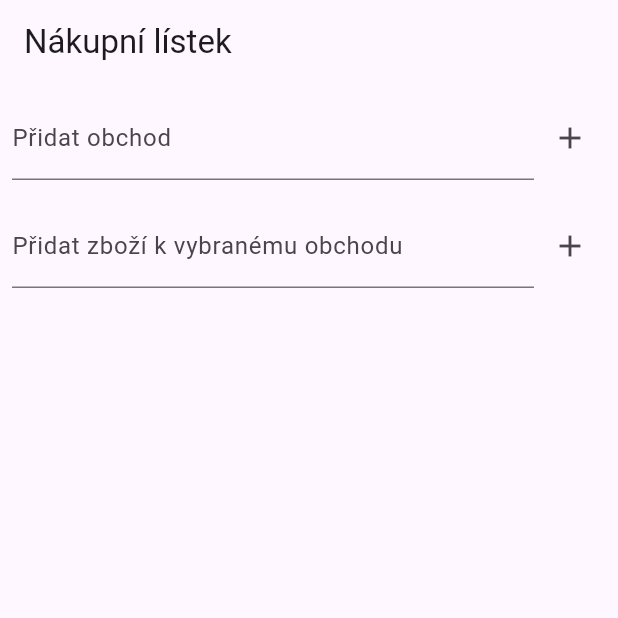
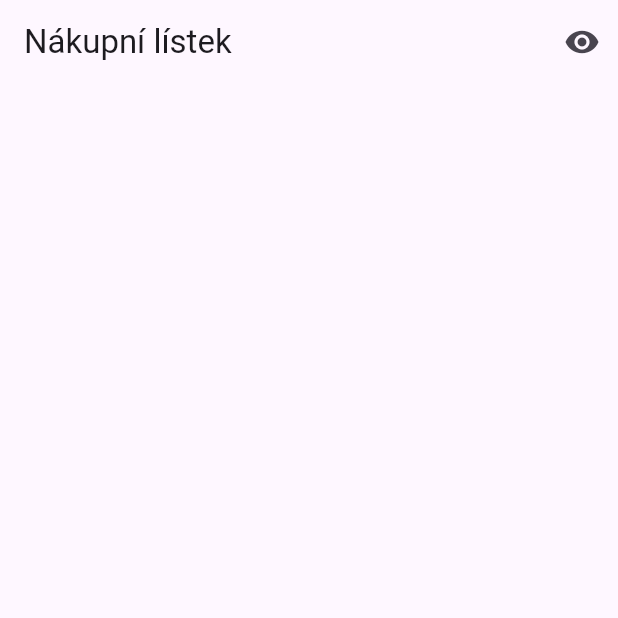
Before and after one commit to PavelContraMundum/ShopList, a Flutter app: the screen it shows after launch, on a phone screen of 412 x 824 dp, the top half of it. Run offline on Flutter 3.47's test engine with Material 3 defaults, Android fonts, the phone set to English and light mode, and no system bars; our stand-ins replace sqflite; accounts and stored records are empty.

Commit message:
přidáno skrývání inputů

```diff
--- a/lib/main.dart
+++ b/lib/main.dart
@@ -30,6 +30,7 @@ class _ShoppingListScreenState extends State<ShoppingListScreen> {
   final TextEditingController _storeController = TextEditingController();
   final TextEditingController _itemController = TextEditingController();
   String? _selectedStoreId;
+  bool _showInputFields = false; // Stav pro zobrazení/skrytí inputů
 
   @override
   void initState() {
@@ -190,9 +191,20 @@ class _ShoppingListScreenState extends State<ShoppingListScreen> {
     return Scaffold(
       appBar: AppBar(
         title: Text('Nákupní lístek'),
+        actions: [
+          IconButton(
+            icon: Icon(_showInputFields ? Icons.visibility_off : Icons.visibility),
+            onPressed: () {
+              setState(() {
+                _showInputFields = !_showInputFields;
+              });
+            },
+          ),
+        ],
       ),
       body: Column(
         children: [
+          if (_showInputFields) ...[
             Padding(
               padding: const EdgeInsets.all(8.0),
               child: Row(
@@ -213,8 +225,10 @@ class _ShoppingListScreenState extends State<ShoppingListScreen> {
               ),
             ),
             if (_stores.isNotEmpty)
-            DropdownButton<String>(
-              hint: Text('Přidat zboží'),
+              Padding(
+                padding: const EdgeInsets.all(8.0),
+                child: DropdownButton<String>(
+                  hint: Text('Vybrat obchod'),
                   value: _selectedStoreId,
                   onChanged: (value) {
                     setState(() {
@@ -227,6 +241,7 @@ class _ShoppingListScreenState extends State<ShoppingListScreen> {
                       child: Text(store['name']),
                     );
                   }).toList(),
+                ),
               ),
             Padding(
               padding: const EdgeInsets.all(8.0),
@@ -247,6 +262,7 @@ class _ShoppingListScreenState extends State<ShoppingListScreen> {
                 ],
               ),
             ),
+          ],
           Expanded(
             child: ListView.builder(
               itemCount: _stores.length,
```
Lines whose indentation alone changed are shown as unchanged.
